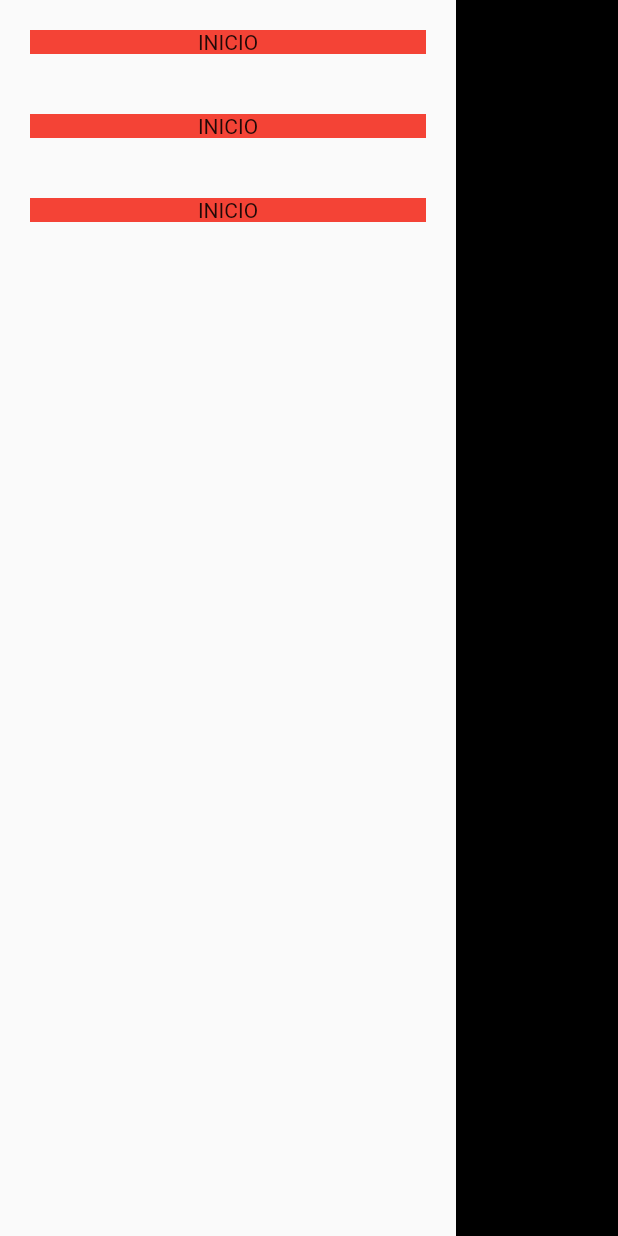
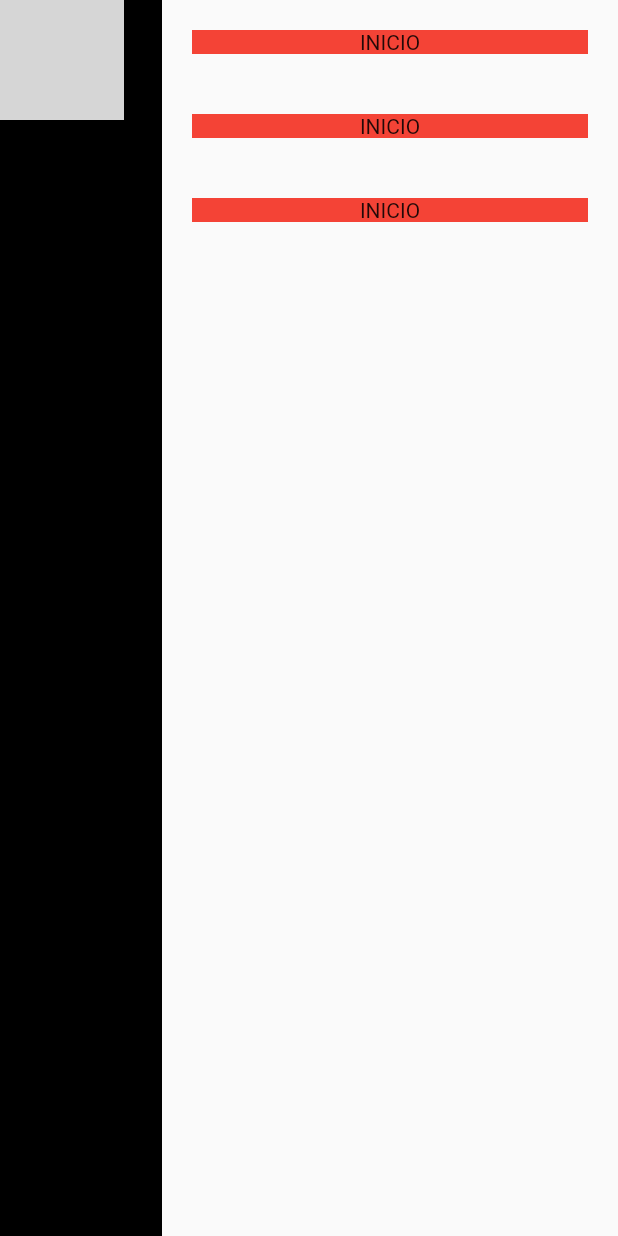
Before and after one commit to josecontreras29/empleosyvacantes, a Flutter app: the screen it shows after launch, with the side drawer open, on a phone screen of 412 x 824 dp. Run offline on Flutter 3.47's test engine with Material 2 defaults, Android fonts, the phone set to English and light mode, and no system bars; network calls fail; grey boxes are pictures that could not be loaded.

Commit message:
app bar leading and enddrawer

```diff
--- a/lib/Components/components.dart
+++ b/lib/Components/components.dart
@@ -58,7 +58,12 @@ class _PrincipalAppBarState extends State<PrincipalAppBar> {
   Widget build(BuildContext context) {
     Responsive responsive = Responsive(context);
     return AppBar(
+
+      toolbarHeight: 80,
       backgroundColor: Colors.black,
+      leadingWidth: MediaQuery.of(context).size.width * 0.2,
+      leading: Container(
+          color: Colors.green, child: Image.network(empleosyvacanteslogo)),
       actions: !responsive.isMobile
           ? [
               const Flexible(child: SizedBox()),
@@ -185,6 +190,7 @@ class _PrincipalAppBarState extends State<PrincipalAppBar> {
                 ),
               ),
             ]
-            : null);
+          : null,
+    );
   }
 }
--- a/lib/Principal/principalview.dart
+++ b/lib/Principal/principalview.dart
@@ -44,7 +44,7 @@ class _PrincipalState extends State<Principal> with TickerProviderStateMixin {
                 children: [
                   Row(
                     children: [
-                      Icon(
+                      const Icon(
                         Icons.person,
                         size: 22,
                       ),
@@ -56,7 +56,7 @@ class _PrincipalState extends State<Principal> with TickerProviderStateMixin {
                   ),
                   Row(
                     children: [
-                      Icon(
+                      const Icon(
                         Icons.groups,
                         size: 22,
                       ),
@@ -68,7 +68,7 @@ class _PrincipalState extends State<Principal> with TickerProviderStateMixin {
                   ),
                   Row(
                     children: [
-                      Icon(
+                      const Icon(
                         Icons.badge,
                         size: 22,
                       ),
@@ -99,7 +99,7 @@ class _PrincipalState extends State<Principal> with TickerProviderStateMixin {
                 duration: const Duration(seconds: 2), curve: Curves.ease);
             break;
           case "paginas_indicadores":
-            Scrollable.ensureVisible(paginas_indicadores.currentContext!,
+            Scrollable.ensureVisible(paginaseindicadores.currentContext!,
                 duration: const Duration(seconds: 2), curve: Curves.ease);
             break;
           case "servicios":
@@ -121,7 +121,7 @@ class _PrincipalState extends State<Principal> with TickerProviderStateMixin {
 
   GlobalKey home = GlobalKey();
   GlobalKey nosotros = GlobalKey();
-  GlobalKey paginas_indicadores = GlobalKey();
+  GlobalKey paginaseindicadores = GlobalKey();
 
   @override
   Widget build(BuildContext context) {
@@ -129,29 +129,32 @@ class _PrincipalState extends State<Principal> with TickerProviderStateMixin {
     Responsive responsive = Responsive(context);
     Size screenSize = MediaQuery.of(context).size;
     return Scaffold(
-      drawer: responsive.isMobile
+      endDrawer: responsive.isMobile
           ? Drawer(
             child: Column(children: [
               Container(
                   alignment: Alignment.center,
                   color: Colors.red,
-                    margin: EdgeInsets.symmetric(horizontal: 20, vertical: 20),
-                    child: Text("INICIO")),
+                  margin: const EdgeInsets.symmetric(
+                      horizontal: 20, vertical: 20),
+                  child: const Text("INICIO")),
               Container(
                   alignment: Alignment.center,
                   color: Colors.red,
-                    margin: EdgeInsets.symmetric(horizontal: 20, vertical: 20),
-                    child: Text("INICIO")),
+                  margin: const EdgeInsets.symmetric(
+                      horizontal: 20, vertical: 20),
+                  child: const Text("INICIO")),
               Container(
                   alignment: Alignment.center,
                   color: Colors.red,
-                    margin: EdgeInsets.symmetric(horizontal: 20, vertical: 20),
-                    child: Text("INICIO")),
+                  margin: const EdgeInsets.symmetric(
+                      horizontal: 20, vertical: 20),
+                  child: const Text("INICIO")),
             ]),
           )
           : null,
       appBar: PreferredSize(
-        preferredSize: const Size.fromHeight(50),
+        preferredSize: const Size.fromHeight(80),
         child: Container(color: Colors.transparent, child: appbar),
       ),
       body: Container(
@@ -240,7 +243,7 @@ class _PrincipalState extends State<Principal> with TickerProviderStateMixin {
                                 children: [
                                   Row(
                                     children: [
-                                      Icon(
+                                      const Icon(
                                         Icons.person,
                                         size: 22,
                                       ),
@@ -252,7 +255,7 @@ class _PrincipalState extends State<Principal> with TickerProviderStateMixin {
                                   ),
                                   Row(
                                     children: [
-                                      Icon(
+                                      const Icon(
                                         Icons.groups,
                                         size: 22,
                                       ),
@@ -265,7 +268,7 @@ class _PrincipalState extends State<Principal> with TickerProviderStateMixin {
                                   ),
                                   Row(
                                     children: [
-                                      Icon(
+                                      const Icon(
                                         Icons.badge,
                                         size: 22,
                                       ),
@@ -285,13 +288,14 @@ class _PrincipalState extends State<Principal> with TickerProviderStateMixin {
                 ),
               ),
               Container(
-                key: paginas_indicadores,
+                key: paginaseindicadores,
                 alignment: Alignment.center,
-                margin: EdgeInsets.only(bottom: 200, left: 200, right: 200),
+                margin:
+                    const EdgeInsets.only(bottom: 200, left: 200, right: 200),
                 color: Colors.white,
                 width: MediaQuery.of(context).size.width,
                 height: 500,
-                child: Text(
+                child: const Text(
                   "PAGINAS/INDICADORES",
                   style: TextStyle(fontSize: 40),
                 ),
--- a/lib/constants.dart
+++ b/lib/constants.dart
@@ -3,6 +3,8 @@
 
 const empleosbaq = "photos/Empleosbaqlogo.jpeg";
 const empleosyvacantes = "photos/Empleosyvacanteslogo.jpeg";
+
+const empleosyvacanteslogo = "https://i.ibb.co/LJdDfwH/Whats-App-Image-2022-08-04-at-9-19-59-PM.jpg";
 
 // TEXT STYLES //
 
```
Lines whose indentation alone changed are shown as unchanged.
